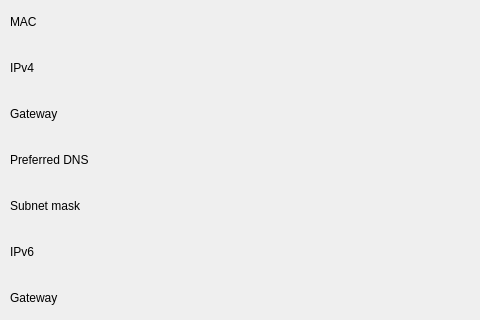
openeuler-mirror/kiran-control-panel, file plugins/network/src/plugin/details-page/connection-details-widget.ui: the form before one commit; both pictures show x 0 to 480 and y 180 to 500 of the 701 by 691 pixel window.
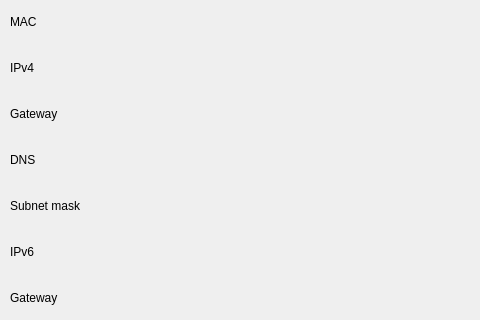
The form after the commit. Custom widgets are drawn as their Qt base class.

```diff
--- a/plugins/network/src/plugin/details-page/connection-details-widget.ui
+++ b/plugins/network/src/plugin/details-page/connection-details-widget.ui
@@ -556,7 +556,7 @@
         <item>
          <widget class="QLabel" name="label_15">
           <property name="text">
-           <string>Preferred DNS</string>
+           <string>DNS</string>
           </property>
          </widget>
         </item>
```
Left out of the diff: 4 changed lines with no effect on the pictures.
